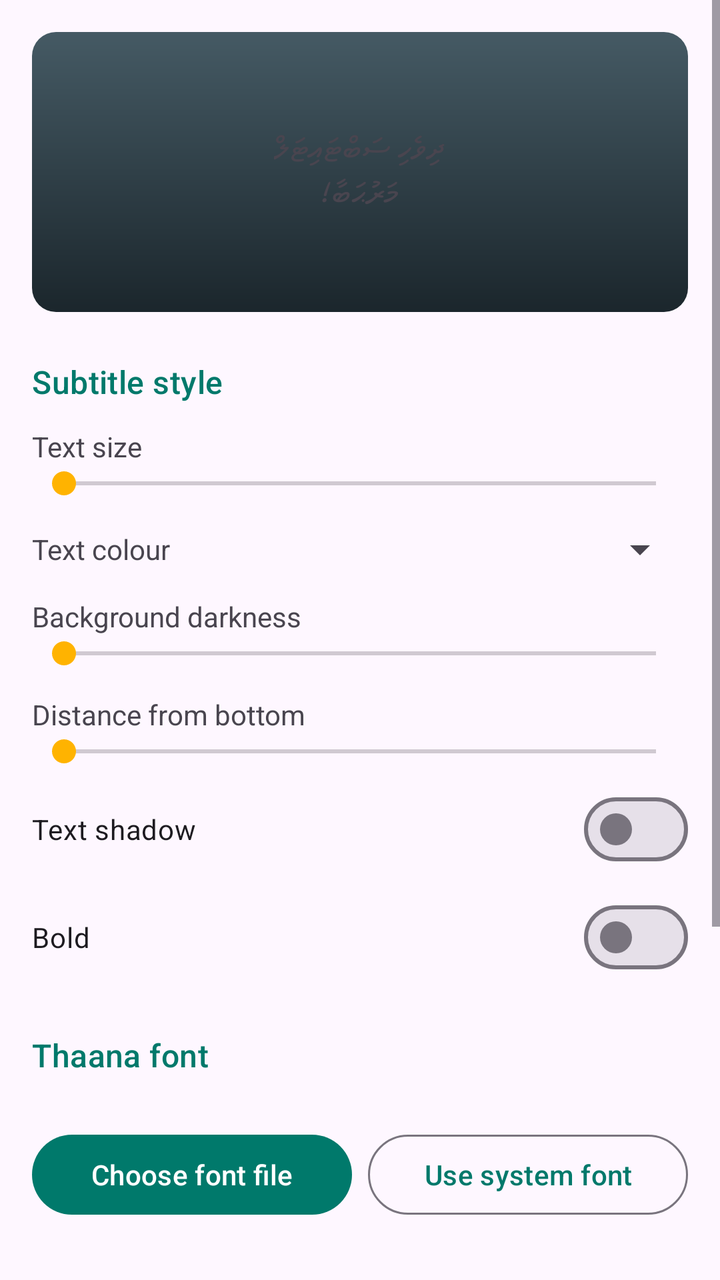
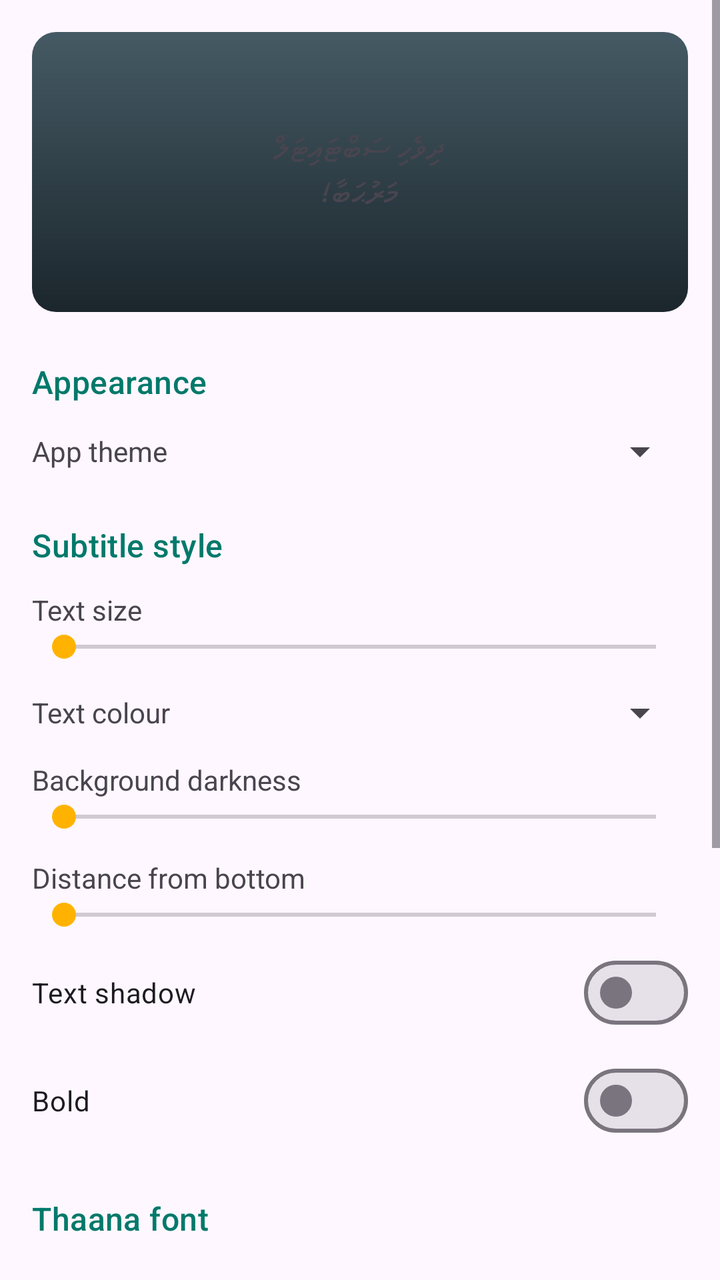

An Android layout rendered at two revisions. The XML below is the earlier revision; the diff shows what the commit changed to produce the second picture.
<!-- AndroidManifest.xml: application theme Theme.DhivehiSubtitles -->
<!-- res/layout/activity_settings.xml -->
<?xml version="1.0" encoding="utf-8"?>
<ScrollView xmlns:android="http://schemas.android.com/apk/res/android"
    android:layout_width="match_parent"
    android:layout_height="match_parent">

    <LinearLayout
        android:layout_width="match_parent"
        android:layout_height="wrap_content"
        android:orientation="vertical"
        android:padding="16dp">

        <FrameLayout
            android:layout_width="match_parent"
            android:layout_height="140dp"
            android:background="@drawable/preview_bg">

            <TextView
                android:id="@+id/preview"
                android:layout_width="wrap_content"
                android:layout_height="wrap_content"
                android:layout_gravity="center"
                android:gravity="center"
                android:paddingStart="12dp"
                android:paddingEnd="12dp"
                android:text="@string/preview_text"
                android:textDirection="anyRtl" />
        </FrameLayout>

        <TextView
            android:layout_width="match_parent"
            android:layout_height="wrap_content"
            android:layout_marginTop="24dp"
            android:text="@string/subtitle_style"
            android:textAppearance="?attr/textAppearanceTitleMedium"
            android:textColor="?attr/colorPrimary" />

        <LinearLayout
            android:layout_width="match_parent"
            android:layout_height="wrap_content"
            android:layout_marginTop="12dp">

            <TextView
                android:layout_width="0dp"
                android:layout_height="wrap_content"
                android:layout_weight="1"
                android:text="@string/font_size" />

            <TextView
                android:id="@+id/label_size"
                android:layout_width="wrap_content"
                android:layout_height="wrap_content"
                android:textColor="?attr/colorPrimary" />
        </LinearLayout>

        <SeekBar
            android:id="@+id/seek_size"
            android:layout_width="match_parent"
            android:layout_height="wrap_content" />

        <LinearLayout
            android:layout_width="match_parent"
            android:layout_height="wrap_content"
            android:layout_marginTop="12dp"
            android:gravity="center_vertical">

            <TextView
                android:layout_width="0dp"
                android:layout_height="wrap_content"
                android:layout_weight="1"
                android:text="@string/text_color" />

            <Spinner
                android:id="@+id/spinner_color"
                android:layout_width="wrap_content"
                android:layout_height="wrap_content" />
        </LinearLayout>

        <LinearLayout
            android:layout_width="match_parent"
            android:layout_height="wrap_content"
            android:layout_marginTop="12dp">

            <TextView
                android:layout_width="0dp"
                android:layout_height="wrap_content"
                android:layout_weight="1"
                android:text="@string/bg_opacity" />

            <TextView
                android:id="@+id/label_bg"
                android:layout_width="wrap_content"
                android:layout_height="wrap_content"
                android:textColor="?attr/colorPrimary" />
        </LinearLayout>

        <SeekBar
            android:id="@+id/seek_bg"
            android:layout_width="match_parent"
            android:layout_height="wrap_content" />

        <LinearLayout
            android:layout_width="match_parent"
            android:layout_height="wrap_content"
            android:layout_marginTop="12dp">

            <TextView
                android:layout_width="0dp"
                android:layout_height="wrap_content"
                android:layout_weight="1"
                android:text="@string/bottom_margin" />

            <TextView
                android:id="@+id/label_margin"
                android:layout_width="wrap_content"
                android:layout_height="wrap_content"
                android:textColor="?attr/colorPrimary" />
        </LinearLayout>

        <SeekBar
            android:id="@+id/seek_margin"
            android:layout_width="match_parent"
            android:layout_height="wrap_content" />

        <com.google.android.material.materialswitch.MaterialSwitch
            android:id="@+id/switch_outline"
            android:layout_width="match_parent"
            android:layout_height="wrap_content"
            android:layout_marginTop="6dp"
            android:text="@string/outline" />

        <com.google.android.material.materialswitch.MaterialSwitch
            android:id="@+id/switch_bold"
            android:layout_width="match_parent"
            android:layout_height="wrap_content"
            android:layout_marginTop="6dp"
            android:text="@string/bold" />

        <TextView
            android:layout_width="match_parent"
            android:layout_height="wrap_content"
            android:layout_marginTop="24dp"
            android:text="@string/font"
            android:textAppearance="?attr/textAppearanceTitleMedium"
            android:textColor="?attr/colorPrimary" />

        <TextView
            android:id="@+id/font_label"
            android:layout_width="match_parent"
            android:layout_height="wrap_content"
            android:layout_marginTop="6dp" />

        <LinearLayout
            android:layout_width="match_parent"
            android:layout_height="wrap_content">

            <com.google.android.material.button.MaterialButton
                android:id="@+id/btn_font"
                android:layout_width="0dp"
                android:layout_height="wrap_content"
                android:layout_weight="1"
                android:text="@string/choose_font" />

            <com.google.android.material.button.MaterialButton
                android:id="@+id/btn_font_reset"
                style="@style/Widget.Material3.Button.OutlinedButton"
                android:layout_width="0dp"
                android:layout_height="wrap_content"
                android:layout_marginStart="8dp"
                android:layout_weight="1"
                android:text="@string/use_system_font" />
        </LinearLayout>

        <TextView
            android:layout_width="match_parent"
            android:layout_height="wrap_content"
            android:layout_marginTop="24dp"
            android:text="@string/editing"
            android:textAppearance="?attr/textAppearanceTitleMedium"
            android:textColor="?attr/colorPrimary" />

        <LinearLayout
            android:layout_width="match_parent"
            android:layout_height="wrap_content"
            android:layout_marginTop="12dp">

            <TextView
                android:layout_width="0dp"
                android:layout_height="wrap_content"
                android:layout_weight="1"
                android:text="@string/default_duration" />

            <TextView
                android:id="@+id/label_duration"
                android:layout_width="wrap_content"
                android:layout_height="wrap_content"
                android:textColor="?attr/colorPrimary" />
        </LinearLayout>

        <SeekBar
            android:id="@+id/seek_duration"
            android:layout_width="match_parent"
            android:layout_height="wrap_content" />

        <com.google.android.material.materialswitch.MaterialSwitch
            android:id="@+id/switch_phonetic"
            android:layout_width="match_parent"
            android:layout_height="wrap_content"
            android:layout_marginTop="6dp"
            android:text="@string/phonetic_keyboard" />

        <com.google.android.material.materialswitch.MaterialSwitch
            android:id="@+id/switch_autoscroll"
            android:layout_width="match_parent"
            android:layout_height="wrap_content"
            android:layout_marginTop="6dp"
            android:text="@string/autoscroll" />

        <com.google.android.material.materialswitch.MaterialSwitch
            android:id="@+id/switch_bom"
            android:layout_width="match_parent"
            android:layout_height="wrap_content"
            android:layout_marginTop="6dp"
            android:text="@string/write_bom" />

    </LinearLayout>
</ScrollView>
<!-- resources referenced by this layout -->
<resources>
  <!-- drawable preview_bg (drawable) -->
  <?xml version="1.0" encoding="utf-8"?>
  <shape xmlns:android="http://schemas.android.com/apk/res/android">
      <gradient android:angle="270" android:startColor="#455A64" android:endColor="#1B262C" />
      <corners android:radius="12dp" />
  </shape>
  <string name="autoscroll">Follow playback in the list</string>
  <string name="bg_opacity">Background darkness</string>
  <string name="bold">Bold</string>
  <string name="bottom_margin">Distance from bottom</string>
  <string name="choose_font">Choose font file</string>
  <string name="default_duration">Default length of a new line</string>
  <string name="editing">Editing</string>
  <string name="font">Thaana font</string>
  <string name="font_size">Text size</string>
  <string name="outline">Text shadow</string>
  <string name="phonetic_keyboard">Thaana phonetic typing (a→ަ, h→ހ …)</string>
  <string name="preview_text">ދިވެހި ސަބްޓައިޓަލް\nމަރުޙަބާ!</string>
  <string name="subtitle_style">Subtitle style</string>
  <string name="text_color">Text colour</string>
  <string name="use_system_font">Use system font</string>
  <string name="write_bom">Save with UTF-8 BOM (best for TVs and Windows players)</string>
  <style name="Theme.DhivehiSubtitles" parent="Theme.Material3.DayNight">
          <item name="colorPrimary">@color/brand</item>
          <item name="colorOnPrimary">#FFFFFF</item>
          <item name="colorPrimaryContainer">#B2DFDB</item>
          <item name="colorSecondary">@color/accent</item>
          <item name="actionBarStyle">@style/DS.ActionBar</item>
          <item name="actionBarTheme">@style/ThemeOverlay.Material3.Dark.ActionBar</item>
          <item name="android:statusBarColor">@color/brand_dark</item>
      </style>
  <color name="brand">#00796B</color>
  <color name="accent">#FFB300</color>
  <style name="DS.ActionBar" parent="Widget.Material3.ActionBar.Solid">
          <item name="background">@color/brand</item>
          <item name="titleTextStyle">@style/DS.ActionBar.Title</item>
      </style>
  <color name="brand_dark">#004D40</color>
  <style name="DS.ActionBar.Title" parent="TextAppearance.Material3.TitleLarge">
          <item name="android:textColor">#FFFFFF</item>
      </style>
</resources>

<!-- the commit's change to res/layout/activity_settings.xml (unified diff, before → after) -->
@@ -30,6 +30,32 @@
             android:layout_width="match_parent"
             android:layout_height="wrap_content"
             android:layout_marginTop="24dp"
+            android:text="@string/appearance"
+            android:textAppearance="?attr/textAppearanceTitleMedium"
+            android:textColor="?attr/colorPrimary" />
+
+        <LinearLayout
+            android:layout_width="match_parent"
+            android:layout_height="wrap_content"
+            android:layout_marginTop="12dp"
+            android:gravity="center_vertical">
+
+            <TextView
+                android:layout_width="0dp"
+                android:layout_height="wrap_content"
+                android:layout_weight="1"
+                android:text="@string/theme" />
+
+            <Spinner
+                android:id="@+id/spinner_theme"
+                android:layout_width="wrap_content"
+                android:layout_height="wrap_content" />
+        </LinearLayout>
+
+        <TextView
+            android:layout_width="match_parent"
+            android:layout_height="wrap_content"
+            android:layout_marginTop="24dp"
             android:text="@string/subtitle_style"
             android:textAppearance="?attr/textAppearanceTitleMedium"
             android:textColor="?attr/colorPrimary" />
<!-- resource entries referenced after the edit -->
@@ -6,6 +6,7 @@
       <gradient android:angle="270" android:startColor="#455A64" android:endColor="#1B262C" />
       <corners android:radius="12dp" />
   </shape>
+  <string name="appearance">Appearance</string>
   <string name="autoscroll">Follow playback in the list</string>
   <string name="bg_opacity">Background darkness</string>
   <string name="bold">Bold</string>
@@ -20,6 +21,7 @@
   <string name="preview_text">ދިވެހި ސަބްޓައިޓަލް\nމަރުޙަބާ!</string>
   <string name="subtitle_style">Subtitle style</string>
   <string name="text_color">Text colour</string>
+  <string name="theme">App theme</string>
   <string name="use_system_font">Use system font</string>
   <string name="write_bom">Save with UTF-8 BOM (best for TVs and Windows players)</string>
   <style name="Theme.DhivehiSubtitles" parent="Theme.Material3.DayNight">
